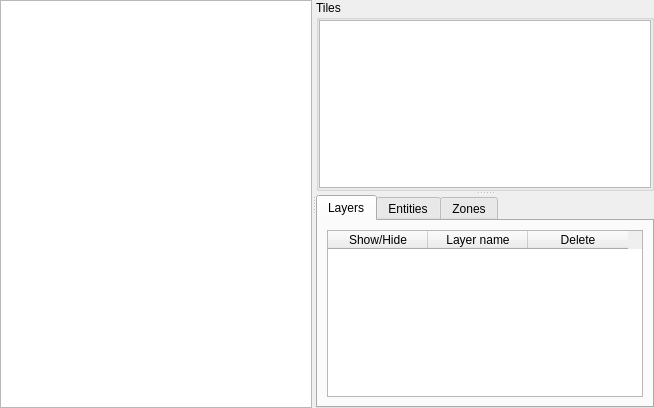
First picture: the form in src/editors/mapeditor.ui, repository Eggbertx/QtSphere-IDE, before the edit.
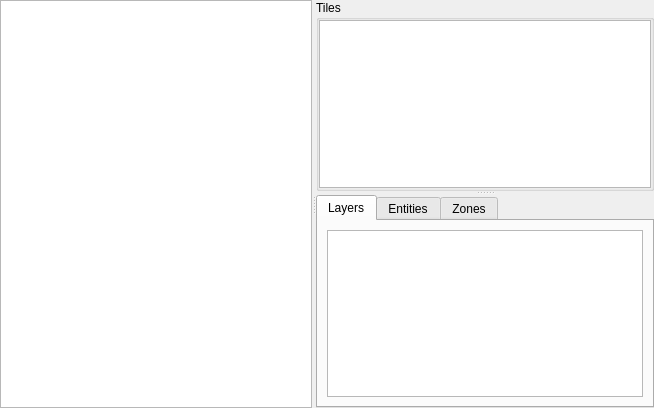
Second picture: the form after the edit.

Commit message: Replace map layers table buttons with clickable labels

What changed in the file:
```diff
--- a/src/editors/mapeditor.ui
+++ b/src/editors/mapeditor.ui
@@ -76,7 +76,10 @@
             <bool>false</bool>
            </property>
            <attribute name="horizontalHeaderVisible">
-            <bool>true</bool>
+            <bool>false</bool>
+           </attribute>
+           <attribute name="verticalHeaderVisible">
+            <bool>false</bool>
            </attribute>
            <column>
             <property name="text">
```
Left out of the diff: 6 changed lines with no effect on the pictures. The commit also changes 5 other files.
